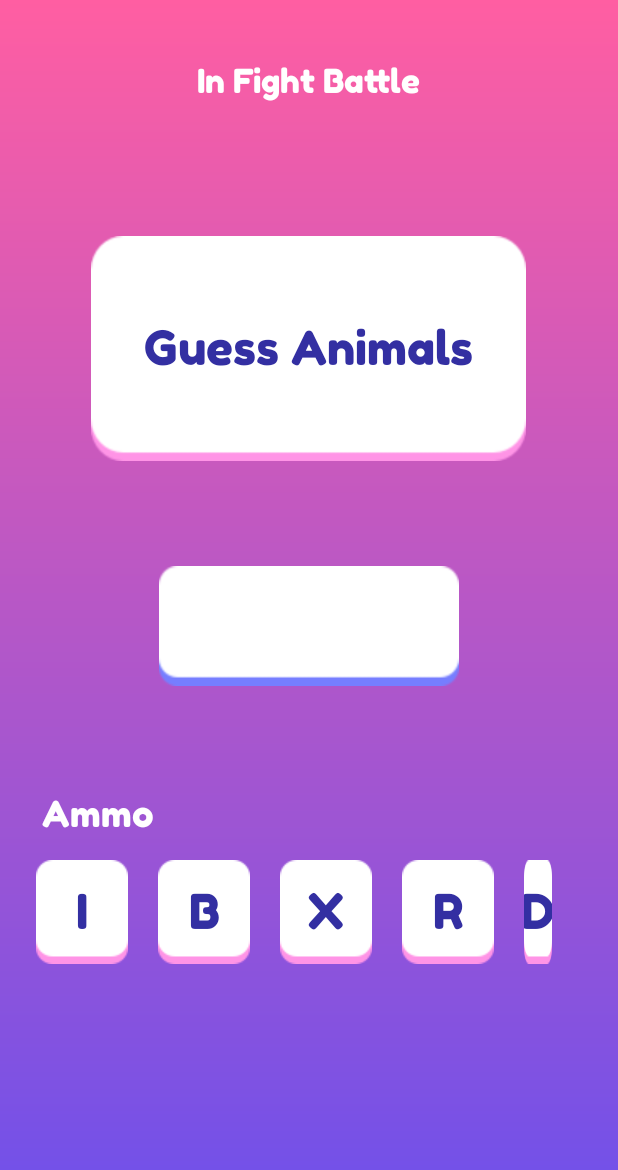
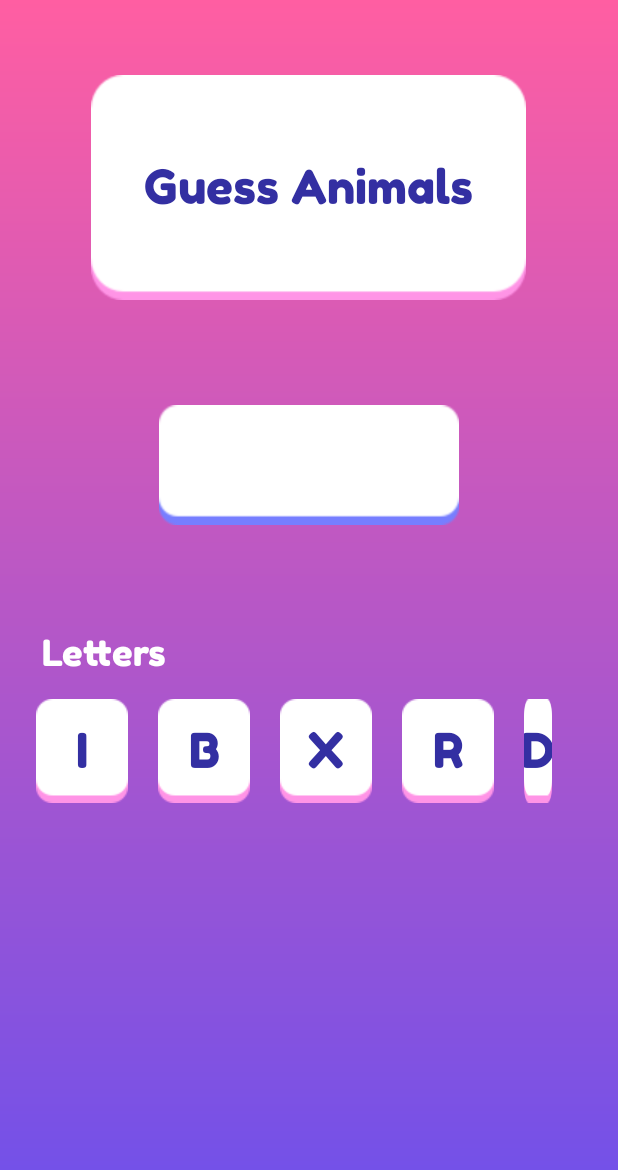
Before and after one commit to SSinghNet/WordMatters, an Android app: the screen it shows after launch (MainActivity), after a tap on an icon or button, on a phone screen of 412 x 824 dp. Shown: the top 1170 px of the screen. Run offline under Robolectric (Android 15) with nearby library versions, the phone set to English and light mode, and no system bars; 3 other taps on this screen came first.

Commit message:
Fixed Errors

```diff
--- a/app/src/main/java/net/ssingh/wordmatters/BossAct.java
+++ b/app/src/main/java/net/ssingh/wordmatters/BossAct.java
@@ -11,7 +11,7 @@ import android.widget.TextView;
 
 public class BossAct extends AppCompatActivity {
 
-    TextView textScreen, textQuestion, textTitle, textBtn;
+    TextView textQuestion, textTitle, textBtn;
     ImageView bigboss;
     Animation smalltobig;
 
@@ -22,10 +22,9 @@ public class BossAct extends AppCompatActivity {
 
         smalltobig = AnimationUtils.loadAnimation(this, R.anim.smalltobig);
 
-        Typeface typeface = Typeface.createFromAsset(getAssets(), "fonts/FredokaOneRegular.ttf");
+        Typeface typeface = Typeface.createFromAsset(getAssets(), "fonts/FredokaOne-Regular.ttf");
 
         textQuestion = findViewById(R.id.textQuestion);
-        textScreen = findViewById(R.id.textScreen);
         textTitle = findViewById(R.id.textTitle);
         textBtn = findViewById(R.id.textBtn);
 
@@ -34,7 +33,6 @@ public class BossAct extends AppCompatActivity {
 
 
         textQuestion.setTypeface(typeface);
-        textScreen.setTypeface(typeface);
         textTitle.setTypeface(typeface);
         textBtn.setTypeface(typeface);
     }
--- a/app/src/main/java/net/ssingh/wordmatters/MainActivity.java
+++ b/app/src/main/java/net/ssingh/wordmatters/MainActivity.java
@@ -24,7 +24,7 @@ public class MainActivity extends AppCompatActivity {
     private int maxPresCounter = 4;
     private String[] keys = {"R", "I", "B", "D", "X"};
     private String textAnswer = "BIRD";
-    TextView textScreen, textQuestion, textTitle;
+    TextView textQuestion, textTitle;
     Animation smallbigforth;
 
     @Override
@@ -76,11 +76,9 @@ public class MainActivity extends AppCompatActivity {
         Typeface typeface = Typeface.createFromAsset(getAssets(), "fonts/FredokaOne-Regular.ttf");
 
         textQuestion = findViewById(R.id.textQuestion);
-        textScreen = findViewById(R.id.textScreen);
         textTitle = findViewById(R.id.textTitle);
 
         textQuestion.setTypeface(typeface);
-        textScreen.setTypeface(typeface);
         textTitle.setTypeface(typeface);
         editText.setTypeface(typeface);
         textView.setTypeface(typeface);
@@ -130,12 +128,19 @@ public class MainActivity extends AppCompatActivity {
                     startActivity(a);
                     editText.setText("");
                 }
-            }, 500);
+            }, 200);
 
 
         } else {
-            Toast.makeText(MainActivity.this, "Wrong", Toast.LENGTH_SHORT).show();
-            editText.setText("");
+            Handler handler = new Handler();
+            handler.postDelayed(new Runnable() {
+                @Override
+                public void run() {
+                    Toast.makeText(MainActivity.this, "Wrong", Toast.LENGTH_SHORT).show();
+                    editText.setText("");
+                }
+            }, 200);
+
         }
 
         keys = shuffleArray(keys);
--- a/app/src/main/res/layout/activity_main.xml
+++ b/app/src/main/res/layout/activity_main.xml
@@ -8,15 +8,6 @@
     android:background = "@drawable/bgapp"
     tools:context=".MainActivity">
 
-    <TextView
-        android:id="@+id/textScreen"
-        android:layout_margin="40dp"
-        android:layout_gravity="center"
-        android:textColor="#FFF"
-        android:textSize="22sp"
-        android:layout_width="wrap_content"
-        android:layout_height="wrap_content"
-        android:text="In Fight Battle" />
 
     <LinearLayout
         android:background="@drawable/bgquestion"
@@ -59,7 +50,7 @@
 
     <TextView
         android:id="@+id/textTitle"
-        android:text="Ammo"
+        android:text="Letters"
         android:textSize="24sp"
         android:textColor="#FFF"
         android:layout_marginRight="28dp"
```
Also changed, not shown: app/src/main/res/layout/activity_boss.xml (+4 -12 lines).
